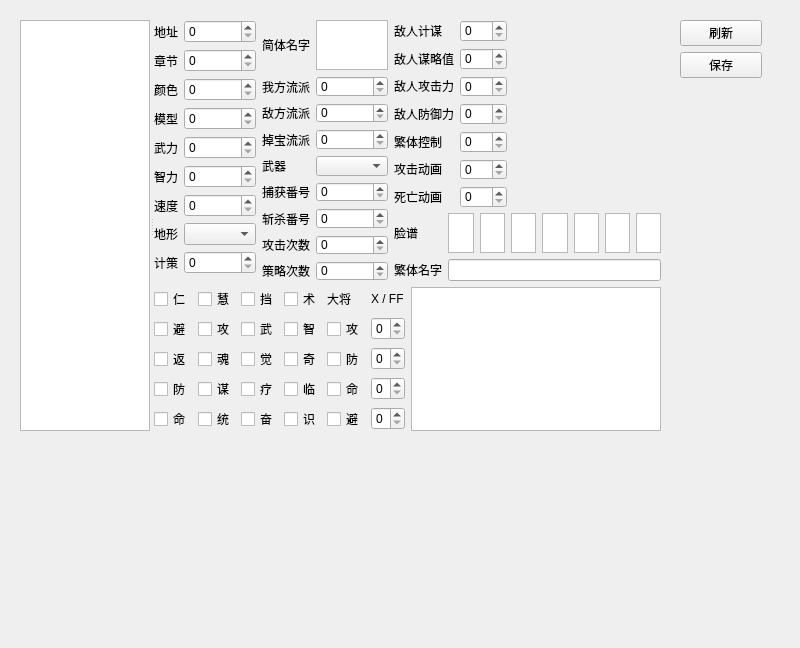
The window that militarycommander.ui (NTS2R/nts2r_evo_editor) describes before a commit, drawn with Qt 5.
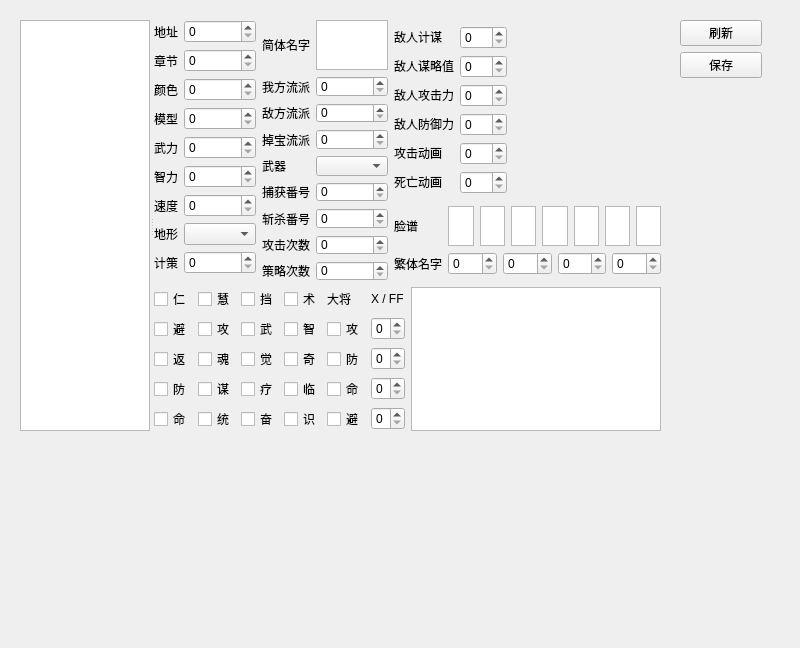
The same window after the commit.

Diff of the .ui file:
```diff
--- a/militarycommander.ui
+++ b/militarycommander.ui
@@ -413,7 +413,7 @@
         <layout class="QVBoxLayout" name="verticalLayout_2">
          <item>
           <layout class="QGridLayout" name="gridLayout_8">
-           <item row="7" column="0">
+           <item row="6" column="0">
             <widget class="QLabel" name="label_16">
              <property name="sizePolicy">
               <sizepolicy hsizetype="Preferred" vsizetype="Fixed">
@@ -432,35 +432,6 @@
              </property>
             </widget>
            </item>
-           <item row="1" column="1">
-            <widget class="QSpinBox" name="moulvezhiSpinBox">
-             <property name="maximumSize">
-              <size>
-               <width>70</width>
-               <height>16777215</height>
-              </size>
-             </property>
-             <property name="maximum">
-              <number>255</number>
-             </property>
-            </widget>
-           </item>
-           <item row="0" column="1">
-            <widget class="QSpinBox" name="jimouSpinBox">
-             <property name="maximumSize">
-              <size>
-               <width>70</width>
-               <height>16777215</height>
-              </size>
-             </property>
-             <property name="maximum">
-              <number>31</number>
-             </property>
-             <property name="displayIntegerBase">
-              <number>16</number>
-             </property>
-            </widget>
-           </item>
            <item row="3" column="0">
             <widget class="QLabel" name="label_21">
              <property name="sizePolicy">
@@ -480,38 +451,6 @@
              </property>
             </widget>
            </item>
-           <item row="5" column="0">
-            <widget class="QLabel" name="label_14">
-             <property name="sizePolicy">
-              <sizepolicy hsizetype="Preferred" vsizetype="Fixed">
-               <horstretch>0</horstretch>
-               <verstretch>0</verstretch>
-              </sizepolicy>
-             </property>
-             <property name="maximumSize">
-              <size>
-               <width>60</width>
-               <height>16777215</height>
-              </size>
-             </property>
-             <property name="text">
-              <string>繁体控制</string>
-             </property>
-            </widget>
-           </item>
-           <item row="3" column="1">
-            <widget class="QSpinBox" name="fangyuliSpinBox">
-             <property name="maximumSize">
-              <size>
-               <width>70</width>
-               <height>16777215</height>
-              </size>
-             </property>
-             <property name="maximum">
-              <number>255</number>
-             </property>
-            </widget>
-           </item>
            <item row="0" column="0">
             <widget class="QLabel" name="label_18">
              <property name="sizePolicy">
@@ -532,76 +471,6 @@
             </widget>
            </item>
            <item row="5" column="1">
-            <widget class="QSpinBox" name="chtNameControlSpinBox">
-             <property name="maximumSize">
-              <size>
-               <width>70</width>
-               <height>16777215</height>
-              </size>
-             </property>
-             <property name="maximum">
-              <number>15</number>
-             </property>
-             <property name="displayIntegerBase">
-              <number>16</number>
-             </property>
-            </widget>
-           </item>
-           <item row="7" column="1">
-            <widget class="QSpinBox" name="deadAnimationSpinBox">
-             <property name="maximumSize">
-              <size>
-               <width>70</width>
-               <height>16777215</height>
-              </size>
-             </property>
-             <property name="maximum">
-              <number>255</number>
-             </property>
-             <property name="displayIntegerBase">
-              <number>16</number>
-             </property>
-            </widget>
-           </item>
-           <item row="6" column="0">
-            <widget class="QLabel" name="label_15">
-             <property name="sizePolicy">
-              <sizepolicy hsizetype="Preferred" vsizetype="Fixed">
-               <horstretch>0</horstretch>
-               <verstretch>0</verstretch>
-              </sizepolicy>
-             </property>
-             <property name="maximumSize">
-              <size>
-               <width>60</width>
-               <height>16777215</height>
-              </size>
-             </property>
-             <property name="text">
-              <string>攻击动画</string>
-             </property>
-            </widget>
-           </item>
-           <item row="1" column="0">
-            <widget class="QLabel" name="label_19">
-             <property name="sizePolicy">
-              <sizepolicy hsizetype="Preferred" vsizetype="Fixed">
-               <horstretch>0</horstretch>
-               <verstretch>0</verstretch>
-              </sizepolicy>
-             </property>
-             <property name="maximumSize">
-              <size>
-               <width>60</width>
-               <height>16777215</height>
-              </size>
-             </property>
-             <property name="text">
-              <string>敌人谋略值</string>
-             </property>
-            </widget>
-           </item>
-           <item row="6" column="1">
             <widget class="QSpinBox" name="attackAnimationSpinBox">
              <property name="maximumSize">
               <size>
@@ -617,6 +486,48 @@
              </property>
             </widget>
            </item>
+           <item row="1" column="1">
+            <widget class="QSpinBox" name="moulvezhiSpinBox">
+             <property name="maximumSize">
+              <size>
+               <width>70</width>
+               <height>16777215</height>
+              </size>
+             </property>
+             <property name="maximum">
+              <number>255</number>
+             </property>
+            </widget>
+           </item>
+           <item row="3" column="1">
+            <widget class="QSpinBox" name="fangyuliSpinBox">
+             <property name="maximumSize">
+              <size>
+               <width>70</width>
+               <height>16777215</height>
+              </size>
+             </property>
+             <property name="maximum">
+              <number>255</number>
+             </property>
+            </widget>
+           </item>
+           <item row="0" column="1">
+            <widget class="QSpinBox" name="jimouSpinBox">
+             <property name="maximumSize">
+              <size>
+               <width>70</width>
+               <height>16777215</height>
+              </size>
+             </property>
+             <property name="maximum">
+              <number>31</number>
+             </property>
+             <property name="displayIntegerBase">
+              <number>16</number>
+             </property>
+            </widget>
+           </item>
            <item row="2" column="0">
             <widget class="QLabel" name="label_20">
              <property name="sizePolicy">
@@ -636,19 +547,6 @@
              </property>
             </widget>
            </item>
-           <item row="2" column="1">
-            <widget class="QSpinBox" name="gongjiliSpinBox">
-             <property name="maximumSize">
-              <size>
-               <width>70</width>
-               <height>16777215</height>
-              </size>
-             </property>
-             <property name="maximum">
-              <number>255</number>
-             </property>
-            </widget>
-           </item>
            <item row="5" column="2">
             <spacer name="horizontalSpacer">
              <property name="orientation">
@@ -665,6 +563,73 @@
              </property>
             </spacer>
            </item>
+           <item row="5" column="0">
+            <widget class="QLabel" name="label_15">
+             <property name="sizePolicy">
+              <sizepolicy hsizetype="Preferred" vsizetype="Fixed">
+               <horstretch>0</horstretch>
+               <verstretch>0</verstretch>
+              </sizepolicy>
+             </property>
+             <property name="maximumSize">
+              <size>
+               <width>60</width>
+               <height>16777215</height>
+              </size>
+             </property>
+             <property name="text">
+              <string>攻击动画</string>
+             </property>
+            </widget>
+           </item>
+           <item row="2" column="1">
+            <widget class="QSpinBox" name="gongjiliSpinBox">
+             <property name="maximumSize">
+              <size>
+               <width>70</width>
+               <height>16777215</height>
+              </size>
+             </property>
+             <property name="maximum">
+              <number>255</number>
+             </property>
+            </widget>
+           </item>
+           <item row="6" column="1">
+            <widget class="QSpinBox" name="deadAnimationSpinBox">
+             <property name="maximumSize">
+              <size>
+               <width>70</width>
+               <height>16777215</height>
+              </size>
+             </property>
+             <property name="maximum">
+              <number>255</number>
+             </property>
+             <property name="displayIntegerBase">
+              <number>16</number>
+             </property>
+            </widget>
+           </item>
+           <item row="1" column="0">
+            <widget class="QLabel" name="label_19">
+             <property name="sizePolicy">
+              <sizepolicy hsizetype="Preferred" vsizetype="Fixed">
+               <horstretch>0</horstretch>
+               <verstretch>0</verstretch>
+              </sizepolicy>
+             </property>
+             <property name="maximumSize">
+              <size>
+               <width>60</width>
+               <height>16777215</height>
+              </size>
+             </property>
+             <property name="text">
+              <string>敌人谋略值</string>
+             </property>
+            </widget>
+           </item>
           </layout>
          </item>
          <item>
@@ -683,9 +648,6 @@
              </property>
             </widget>
            </item>
-           <item row="1" column="1">
-            <widget class="QLineEdit" name="traditionalNameText"/>
-           </item>
            <item row="0" column="1">
             <layout class="QHBoxLayout" name="horizontalLayout_5">
              <property name="sizeConstraint">
@@ -805,6 +767,53 @@
              </item>
             </layout>
            </item>
+           <item row="1" column="1">
+            <layout class="QHBoxLayout" name="horizontalLayout_6">
+             <item>
+              <widget class="QSpinBox" name="chtNameSpinBox1">
+               <property name="maximum">
+                <number>255</number>
+               </property>
+               <property name="displayIntegerBase">
+                <number>16</number>
+               </property>
+              </widget>
+             </item>
+             <item>
+              <widget class="QSpinBox" name="chtNameSpinBox2">
+               <property name="maximum">
+                <number>255</number>
+               </property>
+               <property name="displayIntegerBase">
+                <number>16</number>
+               </property>
+              </widget>
+             </item>
+             <item>
+              <widget class="QSpinBox" name="chtNameSpinBox3">
+               <property name="maximum">
+                <number>255</number>
+               </property>
+               <property name="displayIntegerBase">
+                <number>16</number>
+               </property>
+              </widget>
+             </item>
+             <item>
+              <widget class="QSpinBox" name="chtNameControlSpinBox">
+               <property name="maximum">
+                <number>7</number>
+               </property>
+               <property name="stepType">
+                <enum>QAbstractSpinBox::DefaultStepType</enum>
+               </property>
+               <property name="displayIntegerBase">
+                <number>16</number>
+               </property>
+              </widget>
+             </item>
+            </layout>
+           </item>
           </layout>
          </item>
         </layout>
```
